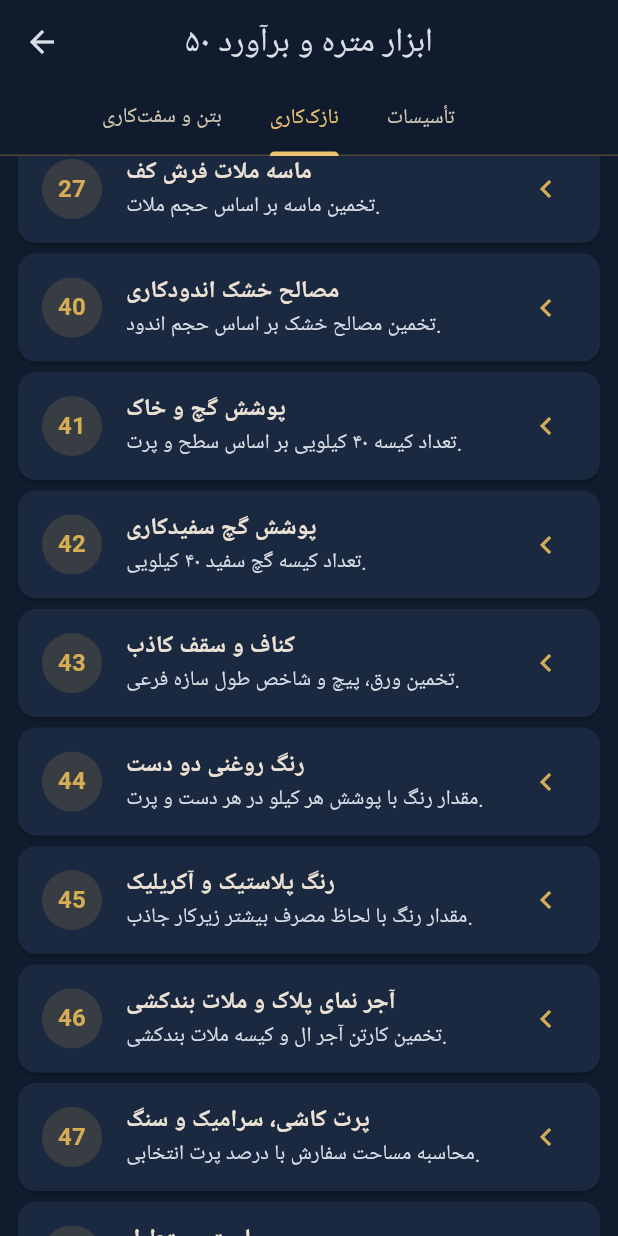
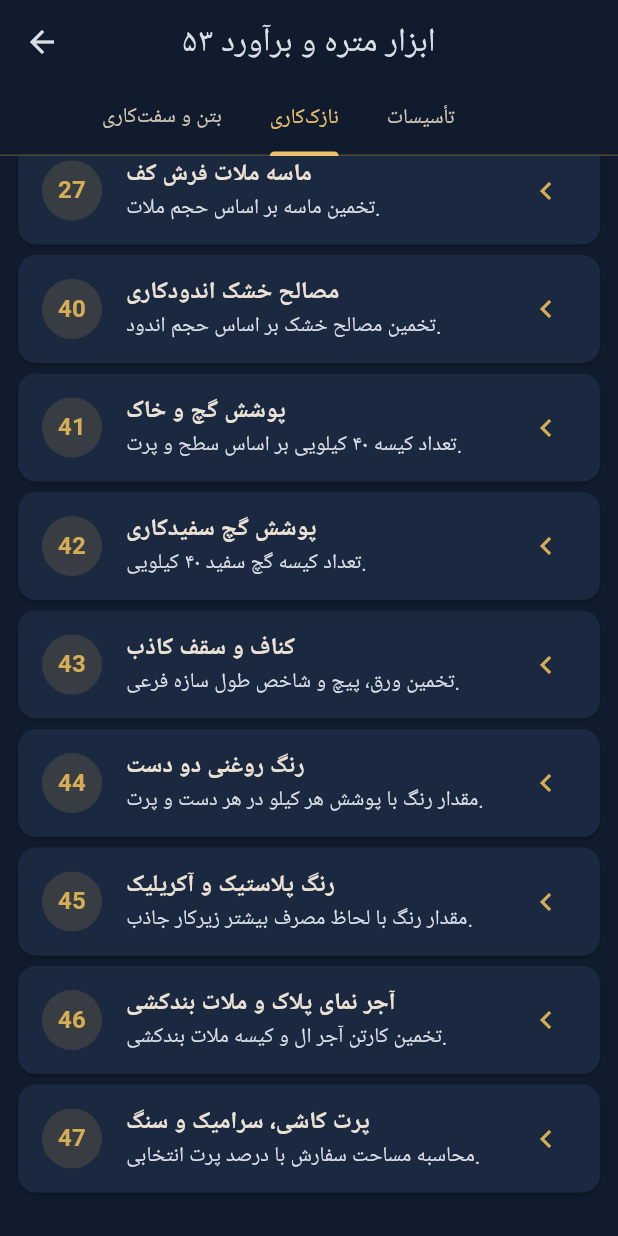
Before and after one commit to askalbasi-spec/MetreYar, a Flutter app: the QuickEstimatesPage screen opened directly, tab 2 chosen, scrolled down 576 dp, on a phone screen of 412 x 824 dp. Run offline on Flutter 3.47's test engine with Material 3 defaults, Android fonts, the phone set to English and light mode, and no system bars.

Commit message:
Place three basic calculators in construction tab

```diff
--- a/lib/quick_estimates.dart
+++ b/lib/quick_estimates.dart
@@ -94,10 +94,15 @@ const _estimates = <_EstimateSpec>[
 
 String _categoryForEstimate(int id) {
   if (<int>{13, 21, 23, 24, 31, 32, 33, 51}.contains(id)) return 'بتن‌ریزی';
-  if (<int>{1, 2, 3, 4, 5, 6, 7, 8, 11, 12, 14, 15, 16, 17, 22, 25, 29, 30, 34, 35, 36, 37, 52}.contains(id)) return 'سفت‌کاری';
-  if (<int>{9, 10, 18, 19, 20, 26, 27, 40, 41, 42, 43, 44, 45, 46, 47, 53}.contains(id)) return 'نازک‌کاری';
+  if (<int>{1, 2, 3, 4, 5, 6, 7, 8, 11, 12, 14, 15, 16, 17, 22, 25, 29, 30, 34, 35, 36, 37, 52, 53}.contains(id)) return 'سفت‌کاری';
+  if (<int>{9, 10, 18, 19, 20, 26, 27, 40, 41, 42, 43, 44, 45, 46, 47}.contains(id)) return 'نازک‌کاری';
   if (<int>{28, 38, 39, 48, 49}.contains(id)) return 'تأسیسات مکانیکی';
   return 'تأسیسات برقی';
+}
+
+Widget quickEstimatePage(int id) {
+  final spec = _estimates.firstWhere((item) => item.id == id);
+  return _EstimateDetailPage(spec: spec);
 }
 
 class QuickEstimatesPage extends StatelessWidget {
@@ -109,7 +114,7 @@ class QuickEstimatesPage extends StatelessWidget {
       length: 3,
       child: Scaffold(
         appBar: AppBar(
-          title: const Text('۵۰ ابزار متره و برآورد'),
+          title: const Text('۵۳ ابزار متره و برآورد'),
           bottom: const TabBar(
             isScrollable: true,
             tabs: [
```
